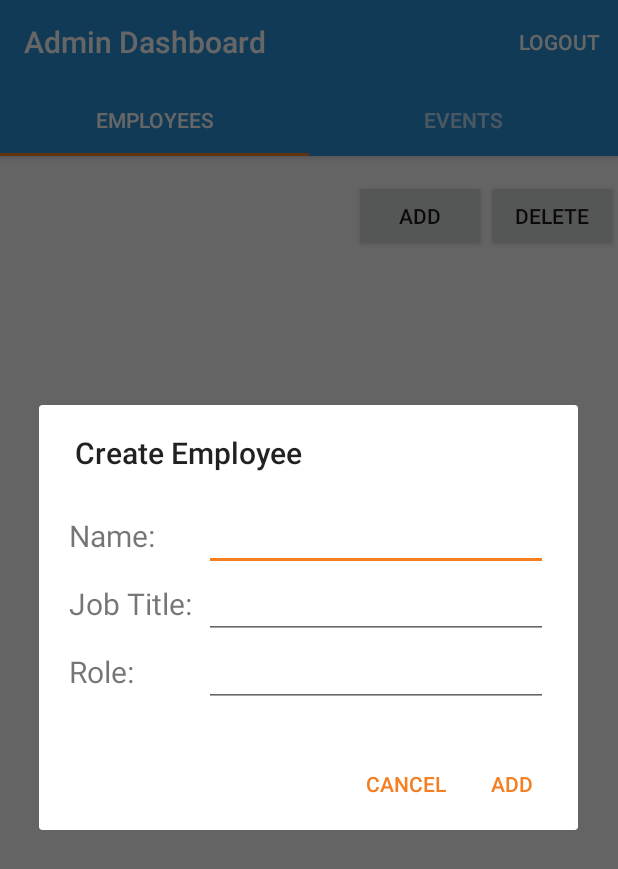
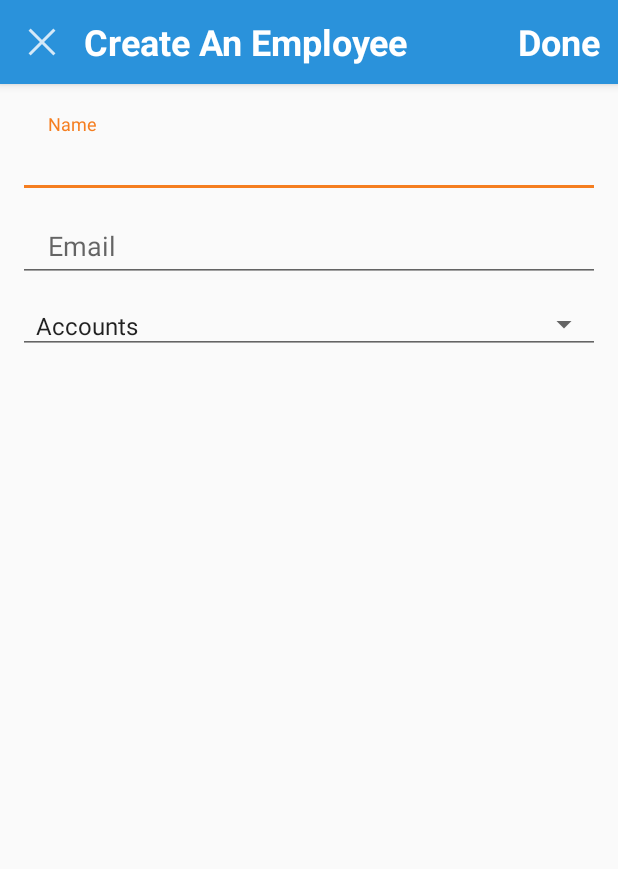
Before and after one commit to roelrosil1705/new_evaluation, an Android app: the AdminDashboardActivity screen opened directly, with no data from a screen before it, after a tap on "ADD", on a phone screen of 412 x 824 dp. Shown: the top 869 px of the screen. Run offline under Robolectric (Android 15) with nearby library versions, the phone set to English and light mode, and no system bars; our stand-ins replace ButterKnife; libraries missing offline, so code that uses them is left out: io.realm; 6 statements that could not run were skipped.

Commit message:
Create Employee

```diff
--- a/app/src/main/AndroidManifest.xml
+++ b/app/src/main/AndroidManifest.xml
@@ -22,6 +22,9 @@
             android:label="@string/title_activity_admin_dashboard"
             android:theme="@style/AppTheme.NoActionBar" />
         <activity
+            android:name=".activities.CreateEmployeeActivity"
+            android:theme="@style/AppTheme.NoActionBar"/>
+        <activity
             android:name=".activities.Category"
             android:label="@string/title_activity_category"
             android:theme="@style/AppTheme.NoActionBar" />
--- a/app/src/main/java/com/cloudwalkdigital/activation/evaluationapp/activities/AdminDashboardActivity.java
+++ b/app/src/main/java/com/cloudwalkdigital/activation/evaluationapp/activities/AdminDashboardActivity.java
@@ -21,17 +21,12 @@ import java.util.List;
 
 import butterknife.Bind;
 import butterknife.ButterKnife;
-import io.realm.Realm;
-import io.realm.RealmConfiguration;
 
 public class AdminDashboardActivity extends AppCompatActivity {
 
-    private Realm realm;
-    private RealmConfiguration realmConfig;
-
-    @Bind(R.id.toolbar) Toolbar toolbar;
-    @Bind(R.id.tabs) TabLayout tabLayout;
-    @Bind(R.id.viewpager) ViewPager viewPager;
+    @Bind(R.id.toolbar)     Toolbar toolbar;
+    @Bind(R.id.tabs)        TabLayout tabLayout;
+    @Bind(R.id.viewpager)   ViewPager viewPager;
 
     @Override
     protected void onCreate(Bundle savedInstanceState) {
@@ -43,9 +38,6 @@ public class AdminDashboardActivity extends AppCompatActivity {
         setSupportActionBar(toolbar);
         setupViewPager(viewPager);
         tabLayout.setupWithViewPager(viewPager);
-
-        realmConfig = new RealmConfiguration.Builder(this).build();
-        realm = Realm.getInstance(realmConfig);
 
     }
 
--- /dev/null
+++ b/app/src/main/java/com/cloudwalkdigital/activation/evaluationapp/activities/CreateEmployeeActivity.java
@@ -0,0 +1,95 @@
+package com.cloudwalkdigital.activation.evaluationapp.activities;
+
+import android.os.Bundle;
+import android.support.v7.app.AppCompatActivity;
+import android.support.v7.widget.AppCompatSpinner;
+import android.support.v7.widget.Toolbar;
+import android.view.View;
+import android.widget.AdapterView;
+import android.widget.ArrayAdapter;
+import android.widget.EditText;
+
+import com.cloudwalkdigital.activation.evaluationapp.R;
+import com.cloudwalkdigital.activation.evaluationapp.models.EmployeeModel;
+
+import butterknife.Bind;
+import butterknife.ButterKnife;
+import butterknife.OnClick;
+import io.realm.Realm;
+import io.realm.RealmConfiguration;
+
+/**
+ * Created by jpjpjp28 on 15/04/2016.
+ */
+public class CreateEmployeeActivity extends AppCompatActivity {
+
+    String[] arrayDepartment = { "Accounts", "Operations", "Negotiators Assessment", "Project Manager", "Team Leaders", "Setup",
+            "Setup Leaders Assesment" , "Production", "Inventory", "Human Resources" };
+
+    private Realm realm;
+    private RealmConfiguration realmConfig;
+
+    @Bind(R.id.toolbar) Toolbar toolbar;
+    @Bind(R.id.et_name) EditText etName;
+    @Bind(R.id.et_email)EditText etEmail;
+    @Bind(R.id.spinner) AppCompatSpinner spinner;
+
+    @Override
+    protected void onCreate(Bundle savedInstanceState) {
+        super.onCreate(savedInstanceState);
+        setContentView(R.layout.activity_create_employee);
+        ButterKnife.bind(this);
+
+        //Configure the realm database
+        realmConfig = new RealmConfiguration.Builder(getApplicationContext()).build();
+        realm = Realm.getInstance(realmConfig);
+
+        //Setup toolbar
+        setSupportActionBar(toolbar);
+
+        spinner.setOnItemSelectedListener(new AdapterView.OnItemSelectedListener() {
+            @Override
+            public void onItemSelected(AdapterView<?> parent, View view, int position, long id) {
+
+            }
+
+            @Override
+            public void onNothingSelected(AdapterView<?> parent) {
+
+            }
+        });
+
+        ArrayAdapter aa = new ArrayAdapter(this, android.R.layout.simple_spinner_item, arrayDepartment);
+        aa.setDropDownViewResource(android.R.layout.simple_spinner_dropdown_item);
+        spinner.setAdapter(aa);
+    }
+
+    @OnClick(R.id.tv_done)
+    public void Done() {
+        String name = etName.getText().toString();
+        String email = etEmail.getText().toString();
+        String department = spinner.getSelectedItem().toString();
+
+        //Add employee to realm database
+        realm.beginTransaction();
+        EmployeeModel employeeModel = realm.createObject(EmployeeModel.class);
+        long key = 0;
+        try {
+            key = realm.where(EmployeeModel.class).max("id").longValue();
+        } catch (ArrayIndexOutOfBoundsException e) {
+            key = 0;
+        }
+        employeeModel.setId(key);
+        employeeModel.setName(name);
+        employeeModel.setEmail(email);
+        employeeModel.setDepartment(department);
+        realm.commitTransaction();
+
+        Close();
+    }
+
+    @OnClick(R.id.iv_x)
+    public void Close() {
+        finish();
+    }
+}
--- /dev/null
+++ b/app/src/main/java/com/cloudwalkdigital/activation/evaluationapp/adapter/EmployeeAdapter.java
@@ -0,0 +1,59 @@
+package com.cloudwalkdigital.activation.evaluationapp.adapter;
+
+import android.support.v7.widget.RecyclerView;
+import android.view.LayoutInflater;
+import android.view.View;
+import android.view.ViewGroup;
+import android.widget.TextView;
+
+import com.cloudwalkdigital.activation.evaluationapp.R;
+import com.cloudwalkdigital.activation.evaluationapp.models.EmployeeModel;
+
+import java.util.List;
+
+import butterknife.Bind;
+import butterknife.ButterKnife;
+
+/**
+ * Created by jpjpjp28 on 15/04/2016.
+ */
+public class EmployeeAdapter extends RecyclerView.Adapter<EmployeeAdapter.EmployeeViewHolder> {
+
+    List<EmployeeModel> employeeModels;
+
+    public EmployeeAdapter(List<EmployeeModel> employeeModels) {
+        this.employeeModels = employeeModels;
+    }
+
+    @Override
+    public EmployeeViewHolder onCreateViewHolder(ViewGroup parent, int viewType) {
+        View itemView = LayoutInflater.
+                from(parent.getContext()).
+                inflate(R.layout.row_employee, parent, false);
+        return new EmployeeViewHolder(itemView);
+    }
+
+    @Override
+    public void onBindViewHolder(EmployeeViewHolder holder, int position) {
+        holder.tvName.setText(employeeModels.get(position).getName());
+        holder.tvEmail.setText(employeeModels.get(position).getEmail());
+        holder.tvDepartment.setText(employeeModels.get(position).getDepartment());
+    }
+
+    @Override
+    public int getItemCount() {
+        return employeeModels.size();
+    }
+
+    public static class EmployeeViewHolder extends RecyclerView.ViewHolder {
+
+        @Bind(R.id.tv_name) TextView tvName;
+        @Bind(R.id.tv_job_title) TextView tvEmail;
+        @Bind(R.id.tv_department) TextView tvDepartment;
+
+        public EmployeeViewHolder(View itemView) {
+            super(itemView);
+            ButterKnife.bind(this, itemView);
+        }
+    }
+}
--- a/app/src/main/java/com/cloudwalkdigital/activation/evaluationapp/fragments/EmployeesFragment.java
+++ b/app/src/main/java/com/cloudwalkdigital/activation/evaluationapp/fragments/EmployeesFragment.java
@@ -1,22 +1,45 @@
 package com.cloudwalkdigital.activation.evaluationapp.fragments;
 
 import android.content.DialogInterface;
+import android.content.Intent;
 import android.os.Bundle;
 import android.support.v4.app.Fragment;
 import android.support.v7.app.AlertDialog;
+import android.support.v7.widget.LinearLayoutManager;
+import android.support.v7.widget.RecyclerView;
 import android.view.LayoutInflater;
 import android.view.View;
 import android.view.ViewGroup;
+import android.widget.EditText;
 
 import com.cloudwalkdigital.activation.evaluationapp.R;
+import com.cloudwalkdigital.activation.evaluationapp.activities.CreateEmployeeActivity;
+import com.cloudwalkdigital.activation.evaluationapp.adapter.EmployeeAdapter;
+import com.cloudwalkdigital.activation.evaluationapp.models.EmployeeModel;
 
+import java.util.ArrayList;
+import java.util.List;
+
+import butterknife.Bind;
 import butterknife.ButterKnife;
 import butterknife.OnClick;
+import io.realm.Realm;
+import io.realm.RealmConfiguration;
+import io.realm.RealmResults;
 
 /**
  * Created by jpjpjp28 on 14/04/2016.
  */
 public class EmployeesFragment extends Fragment {
+
+    private Realm realm;
+    private RealmConfiguration realmConfig;
+
+    String name, jobTitle, role;
+    private List<EmployeeModel> listEmployeeModels;
+    private EmployeeAdapter employeeAdapter;
+
+    @Bind(R.id.rv_list) RecyclerView rvList;
 
     public EmployeesFragment() {
         // Required pty public constructor
@@ -34,26 +57,35 @@ public class EmployeesFragment extends Fragment {
         View view = inflater.inflate(R.layout.fragment_dashboard_create_employee, container, false);
         ButterKnife.bind(this, view);
 
+        realmConfig = new RealmConfiguration.Builder(getContext()).build();
+        realm = Realm.getInstance(realmConfig);
+
+        rvList.setHasFixedSize(true);
+        LinearLayoutManager llm = new LinearLayoutManager(getContext());
+        llm.setOrientation(LinearLayoutManager.VERTICAL);
+        rvList.setLayoutManager(llm);
+
+        listEmployeeModels = new ArrayList<EmployeeModel>();
+        employeeAdapter = new EmployeeAdapter(listEmployeeModels);
+
+        //Query for all the employee
+        RealmResults<EmployeeModel> query = realm.where(EmployeeModel.class)
+                .findAll();
+
+        for(EmployeeModel o : query) {
+            listEmployeeModels.add(o);
+        }
+        rvList.setAdapter(employeeAdapter);
+
         return view;
     }
 
     @OnClick(R.id.btn_add)
     public void AddEmployee() {
-        AlertDialog.Builder dialog = new AlertDialog.Builder(getContext());
-        dialog.setView(R.layout.dialog_create_employee);
-        dialog.setTitle("Create Employee");
-        dialog.setPositiveButton("Add", new DialogInterface.OnClickListener() {
-            @Override
-            public void onClick(DialogInterface dialog, int which) {
+        startActivity(new Intent(getContext(), CreateEmployeeActivity.class));
+    }
 
-            }
-        });
-        dialog.setNegativeButton("Cancel", new DialogInterface.OnClickListener() {
-            @Override
-            public void onClick(DialogInterface dialog, int which) {
-                dialog.dismiss();
-            }
-        });
-        dialog.show();
+    private void AddEmployeeToDatabase() {
+
     }
 }
--- /dev/null
+++ b/app/src/main/res/layout/activity_create_employee.xml
@@ -0,0 +1,124 @@
+<?xml version="1.0" encoding="utf-8"?>
+<android.support.design.widget.CoordinatorLayout
+    xmlns:android="http://schemas.android.com/apk/res/android"
+    xmlns:app="http://schemas.android.com/apk/res-auto"
+    android:layout_width="match_parent"
+    android:layout_height="match_parent"
+    android:fitsSystemWindows="true">
+
+    <android.support.design.widget.AppBarLayout
+        android:layout_height="wrap_content"
+        android:layout_width="match_parent"
+        android:theme="@style/AppTheme.AppBarOverlay">
+
+        <android.support.v7.widget.Toolbar
+            android:id="@+id/toolbar"
+            android:layout_width="match_parent"
+            android:layout_height="?attr/actionBarSize"
+            android:background="?attr/colorPrimary"
+            app:contentInsetStart="0dp"
+            app:popupTheme="@style/AppTheme.PopupOverlay" >
+
+            <FrameLayout
+                android:layout_width="match_parent"
+                android:layout_height="match_parent">
+
+                <LinearLayout
+                    android:layout_width="wrap_content"
+                    android:layout_height="match_parent"
+                    android:orientation="horizontal">
+
+                    <ImageView
+                        android:id="@+id/iv_x"
+                        android:layout_width="wrap_content"
+                        android:layout_height="match_parent"
+                        android:scaleType="centerInside"
+                        android:adjustViewBounds="true"
+                        android:src="@drawable/ic_action_x"/>
+
+                    <TextView
+                        android:layout_width="wrap_content"
+                        android:layout_height="wrap_content"
+                        android:layout_gravity="center"
+                        android:textStyle="bold"
+                        android:textColor="@android:color/white"
+                        android:textSize="24sp"
+                        android:text="Create An Employee"/>
+
+                </LinearLayout>
+
+                <TextView
+                    android:id="@+id/tv_done"
+                    android:layout_width="wrap_content"
+                    android:layout_height="match_parent"
+                    android:layout_gravity="right"
+                    android:gravity="center_vertical"
+                    android:paddingLeft="12dp"
+                    android:paddingRight="12dp"
+                    android:textColor="@android:color/white"
+                    android:textStyle="bold"
+                    android:textSize="24sp"
+                    android:text="Done"/>
+
+            </FrameLayout>
+
+        </android.support.v7.widget.Toolbar>
+
+    </android.support.design.widget.AppBarLayout>
+
+    <LinearLayout
+        android:layout_width="match_parent"
+        android:layout_height="wrap_content"
+        android:layout_marginTop="?attr/actionBarSize"
+        android:orientation="vertical">
+
+        <android.support.design.widget.TextInputLayout
+            android:layout_width="match_parent"
+            android:layout_height="wrap_content"
+            android:layout_marginTop="20dp"
+            android:paddingLeft="12dp"
+            android:paddingRight="12dp">
+
+            <EditText
+                android:id="@+id/et_name"
+                android:layout_width="match_parent"
+                android:layout_height="wrap_content"
+                android:paddingLeft="20dp"
+                android:hint="Name"
+                android:singleLine="true"
+                android:maxLines="1"
+                android:nextFocusDown="@+id/et_email"/>
+
+        </android.support.design.widget.TextInputLayout>
+
+        <android.support.design.widget.TextInputLayout
+            android:layout_width="match_parent"
+            android:layout_height="wrap_content"
+            android:paddingLeft="12dp"
+            android:paddingRight="12dp">
+
+            <EditText
+                android:id="@+id/et_email"
+                android:layout_width="match_parent"
+                android:layout_height="wrap_content"
+                android:paddingLeft="20dp"
+                android:hint="Email"
+                android:inputType="textEmailAddress"
+                android:singleLine="true"
+                android:maxLines="1"
+                android:nextFocusDown="@+id/et_password"/>
+
+        </android.support.design.widget.TextInputLayout>
+
+        <android.support.v7.widget.AppCompatSpinner
+            android:id="@+id/spinner"
+            android:layout_width="match_parent"
+            android:layout_height="40dp"
+            android:layout_marginLeft="12dp"
+            android:layout_marginRight="12dp"
+            android:layout_marginTop="8dp"
+            style="@style/Base.Widget.AppCompat.Spinner.Underlined"/>
+
+    </LinearLayout>
+
+</android.support.design.widget.CoordinatorLayout>
--- a/app/src/main/res/layout/activity_login.xml
+++ b/app/src/main/res/layout/activity_login.xml
@@ -65,9 +65,8 @@
                     android:layout_height="wrap_content"
                     android:paddingLeft="20dp"
                     android:hint="@string/prompt_password"
-                    android:imeActionId="@+id/login"
-                    android:imeActionLabel="Sign int"
-                    android:imeOptions="actionUnspecified"
+                    android:imeActionLabel="Log In"
+                    android:imeOptions="actionGo"
                     android:inputType="textPassword"
                     android:maxLines="1"
                     android:singleLine="true" />
--- a/app/src/main/res/layout/fragment_dashboard_create_employee.xml
+++ b/app/src/main/res/layout/fragment_dashboard_create_employee.xml
@@ -1,7 +1,7 @@
 <?xml version="1.0" encoding="utf-8"?>
 <LinearLayout xmlns:android="http://schemas.android.com/apk/res/android"
     android:orientation="vertical" android:layout_width="match_parent"
-    android:layout_height="match_parent">
+    android:layout_height="match_parent" android:background="@color/grey_100">
 
     <LinearLayout
         android:layout_width="match_parent"
@@ -27,6 +27,6 @@
         android:id="@+id/rv_list"
         android:layout_width="match_parent"
         android:layout_height="match_parent"
-        android:padding="20dp"/>
+        android:padding="3dp"/>
 
 </LinearLayout>
--- a/app/src/main/res/menu/main_menu.xml
+++ b/app/src/main/res/menu/main_menu.xml
@@ -8,6 +8,6 @@
         android:id="@+id/action_logout"
         android:orderInCategory="300"
         android:title="Logout"
-        app:showAsAction="ifRoom"></item>
+        app:showAsAction="never"/>
 
 </menu>
```
Also changed, not shown: app/src/main/java/com/cloudwalkdigital/activation/evaluationapp/activities/LoginActivity.java (+60 -23 lines), app/src/main/java/com/cloudwalkdigital/activation/evaluationapp/models/EmployeeModel.java (+10 -10 lines), app/src/main/res/layout/row_employee.xml (+4 -6 lines), app/src/main/res/drawable-hdpi/ic_action_x.png (added), app/src/main/res/drawable-mdpi/ic_action_x.png (added), app/src/main/res/drawable-xhdpi/ic_action_x.png (added), app/src/main/res/drawable-xxhdpi/ic_action_x.png (added), app/src/main/res/drawable/login_background.png, app/src/main/res/drawable/login_logo_with_subtitle.png.
